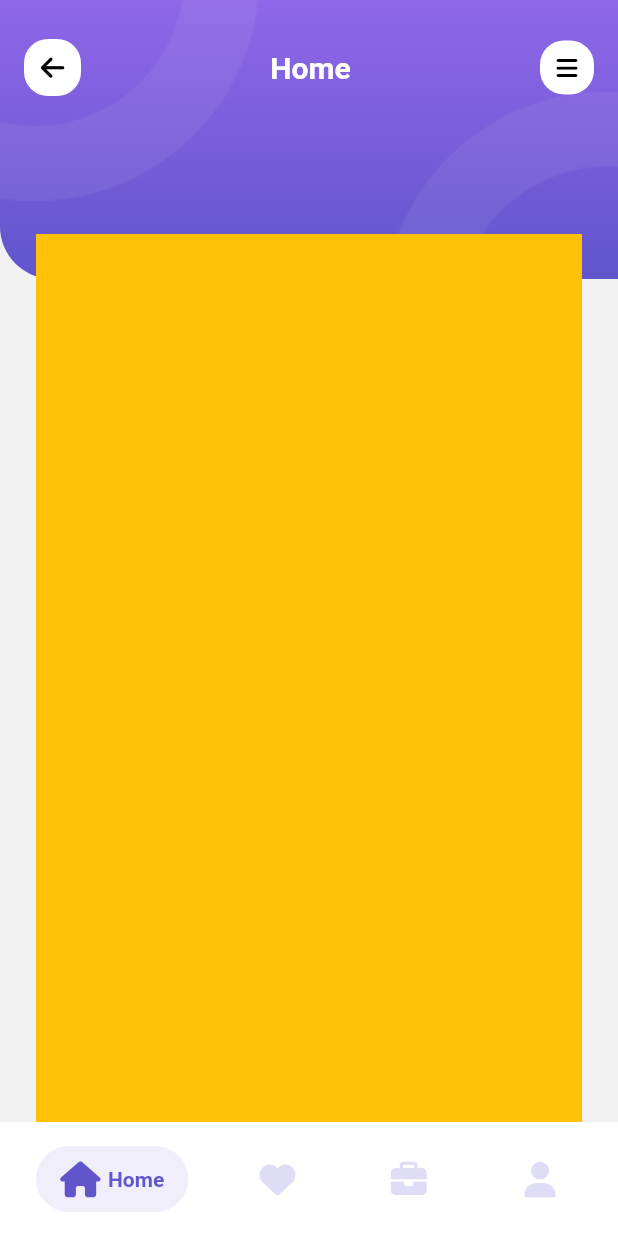
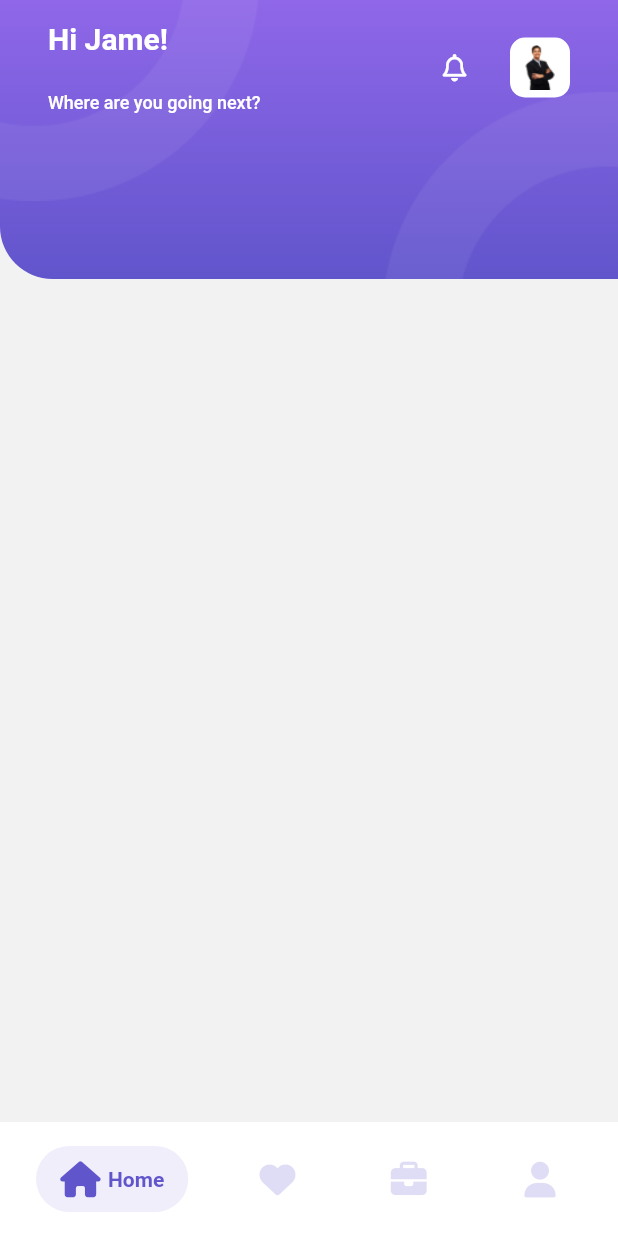
Before and after one commit to bhtri/flutter-travel-app, a Flutter app: the MainApp screen opened by its route, on a phone screen of 412 x 824 dp. Run offline on Flutter 3.47's test engine with Material 2 defaults, Android fonts, the phone set to English and light mode, and no system bars; drawn by our look-alikes of salomon_bottom_bar; our stand-ins replace font_awesome_flutter, hive, smooth_page_indicator; accounts and stored records are empty.

```diff
--- a/lib/core/helpers/local_storage_helper.dart
+++ b/lib/core/helpers/local_storage_helper.dart
@@ -1,3 +1,4 @@
+import 'dart:io';
 import 'package:hive/hive.dart';
 
 class LocalStorageHelper {
@@ -10,8 +11,8 @@ class LocalStorageHelper {
   Box<dynamic>? hiveBox;
 
   static initLocalStorageHelper() async {
-    // String path = Directory.current.path;
-    // Hive.init(path);
+    String path = Directory.current.path;
+    Hive.init(path);
     _instance.hiveBox = await Hive.openBox('TravelApp');
   }
 
--- a/lib/representation/screen/home_screen.dart
+++ b/lib/representation/screen/home_screen.dart
@@ -1,4 +1,8 @@
 import 'package:flutter/material.dart';
+import 'package:font_awesome_flutter/font_awesome_flutter.dart';
+import 'package:travel_app/core/constants/dimension_constants.dart';
+import 'package:travel_app/core/helpers/asset_helper.dart';
+import 'package:travel_app/core/helpers/image_helper.dart';
 import 'package:travel_app/representation/widget/app_bar_container.dart';
 
 class HoneScreen extends StatefulWidget {
@@ -12,12 +16,53 @@ class _HoneScreenState extends State<HoneScreen> {
   @override
   Widget build(BuildContext context) {
     return AppBarContainer(
-      titleString: 'Home',
-      implementLeading: true,
-      implementTraling: true,
-      child: Container(
-        color: Colors.amber,
+      title: Padding(
+        padding: const EdgeInsets.symmetric(horizontal: kDefaultPadding),
+        child: Row(
+          children: [
+            Column(
+              crossAxisAlignment: CrossAxisAlignment.start,
+              children: const [
+                Text(
+                  'Hi Jame!',
+                  style: TextStyle(
+                    fontWeight: FontWeight.bold,
+                    fontSize: 20,
+                  ),
+                ),
+                SizedBox(
+                  height: kMediumPadding,
+                ),
+                Text(
+                  'Where are you going next?',
+                  style: TextStyle(
+                    fontSize: 12,
+                  ),
+                ),
+              ],
+            ),
+            const Spacer(),
+            const Icon(
+              FontAwesomeIcons.bell,
+              size: kDefaultIconSize,
+              color: Colors.white,
+            ),
+            const Padding(padding: EdgeInsets.all(kItemPadding)),
+            const SizedBox(width: kTopPadding),
+            Container(
+              width: 40,
+              height: 40,
+              decoration: BoxDecoration(
+                borderRadius: BorderRadius.circular(kItemPadding),
+                color: Colors.white,
+              ),
+              padding: const EdgeInsets.all(kMinPadding),
+              child: ImageHelper.loadFromAsset(AssetHelper.person),
+            ),
+          ],
+        ),
       ),
+      child: Container(),
     );
   }
 }
```
Also changed, not shown: 1 other file.
